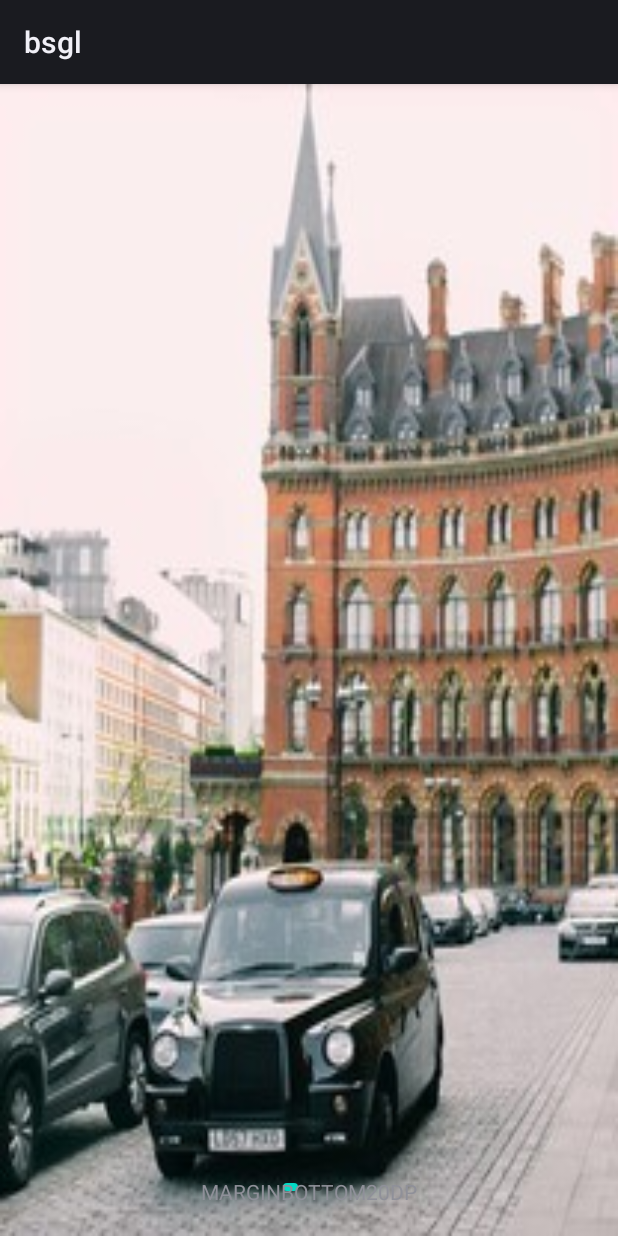
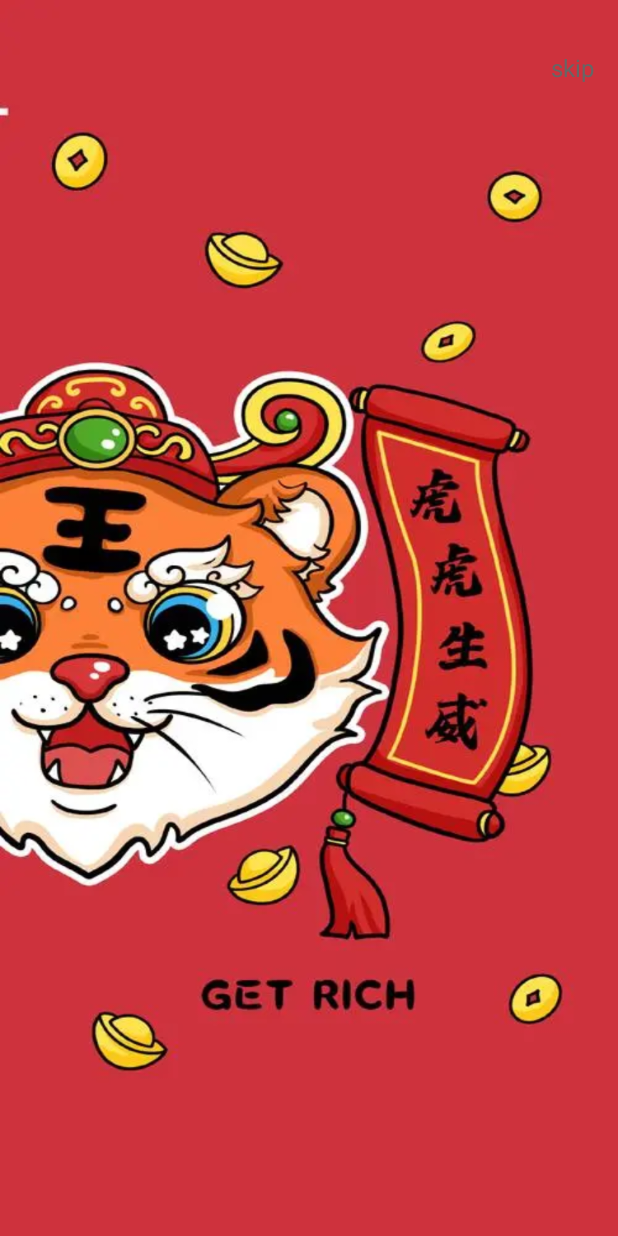
Before and after one commit to hfc123/bsgl, an Android app: the screen it shows after launch (MainActivity1), on a phone screen of 412 x 824 dp. Run offline under Robolectric (Android 15) with nearby library versions, the phone set to English and light mode, and no system bars; pictures from the network do not load.

Commit message:
引导页功能

```diff
--- a/app/src/main/AndroidManifest.xml
+++ b/app/src/main/AndroidManifest.xml
@@ -12,6 +12,7 @@
 
         <activity
             android:name=".MainActivity1"
+            android:theme="@style/TranslucentTheme"
           >
 
             <intent-filter>
--- a/app/src/main/java/com/hfc/bsgl/MainActivity1.java
+++ b/app/src/main/java/com/hfc/bsgl/MainActivity1.java
@@ -3,6 +3,7 @@ package com.hfc.bsgl;
 import android.os.Bundle;
 import android.support.annotation.Nullable;
 
+import com.hfc.libs.banner.guide.GuideActivity;
 import com.hfc.libs.banner.transformer3d.CubeTransformer;
 import com.hfc.libs.banner.view.FCBanner;
 import com.hfc.libs.test.TestActivity;
@@ -16,7 +17,7 @@ import java.util.List;
  * @email 284424243@qq.com
  * @date :2022/1/11 15:28
  **/
-public class MainActivity1 extends TestActivity {
+public class MainActivity1 extends GuideActivity {
 
 
     @Override
--- /dev/null
+++ b/libs/src/main/java/com/hfc/libs/banner/guide/FragmentAdapterT.java
@@ -0,0 +1,36 @@
+package com.hfc.libs.banner.guide;
+
+import android.support.v4.app.Fragment;
+import android.support.v4.app.FragmentManager;
+import android.support.v4.app.FragmentPagerAdapter;
+
+import java.util.List;
+
+/**
+ * @author hongfuchang
+ * @description:
+ * @email 284424243@qq.com
+ * @date :2022/1/14 18:14
+ **/
+public class FragmentAdapterT extends FragmentPagerAdapter {
+    List<GuideFragment>fs;
+
+    public FragmentAdapterT(FragmentManager fm, List<GuideFragment> fs) {
+        super(fm);
+        this.fs = fs;
+    }
+
+    public FragmentAdapterT(FragmentManager fm) {
+        super(fm);
+    }
+
+    @Override
+    public Fragment getItem(int i) {
+        return fs.get(i);
+    }
+
+    @Override
+    public int getCount() {
+        return fs.size();
+    }
+}
--- /dev/null
+++ b/libs/src/main/java/com/hfc/libs/banner/guide/GuideActivity.java
@@ -0,0 +1,107 @@
+package com.hfc.libs.banner.guide;
+
+import android.app.Activity;
+import android.os.Bundle;
+import android.support.annotation.IdRes;
+import android.support.annotation.LayoutRes;
+import android.support.annotation.Nullable;
+import android.support.v4.app.Fragment;
+import android.support.v4.app.FragmentActivity;
+import android.util.Log;
+import android.view.View;
+import android.view.ViewGroup;
+import android.view.ViewStub;
+
+import com.hfc.libs.R;
+import com.hfc.libs.banner.transformer3d.CubeTransformer;
+import com.hfc.libs.banner.view.FCBanner;
+import com.hfc.libs.fullscreen.FullScreenUtils;
+import com.hfc.libs.toast.IToast;
+
+import java.util.ArrayList;
+import java.util.Arrays;
+import java.util.List;
+
+/**
+ * @author hongfuchang
+ * @description:引导页框架（倒计时功能未加）
+ * @email 284424243@qq.com
+ * @date :2022/1/14 17:22
+ **/
+public  class GuideActivity extends FragmentActivity implements GuideInterface {
+    FCBanner hfcbanner;
+    ViewStub viewStub;
+
+    @Override
+    protected void onCreate(@Nullable Bundle savedInstanceState) {
+
+        super.onCreate(savedInstanceState);
+        setContentView(R.layout.guidelayout);
+        FullScreenUtils.setFullScreen(this);
+
+        hfcbanner =findViewById(R.id.hfcbanner);
+        viewStub =findViewById(R.id.skipview);
+
+        setSkipView(R.id.skip,R.layout.skipview);
+        initBanner();
+        setViewPagerAdapter();
+//        setSkipView(R.id.skip,R.layout.skipview);
+    }
+
+    //该方法只能替换一次
+    public void  setSkipView(@IdRes int inflatedId,@LayoutRes int layoutResource){
+    /*    if (viewStub.getParent()!=null)
+        ((ViewGroup) viewStub.getParent()).removeView(viewStub);*/
+        viewStub.setInflatedId(inflatedId);
+        viewStub.setLayoutResource(layoutResource);
+        View view = viewStub.inflate();
+        FullScreenUtils.fitsAllPadding(this,view);
+        view.setOnClickListener(new View.OnClickListener() {
+            @Override
+            public void onClick(View v) {
+                onSkipClick(v);
+            }
+        });
+    }
+
+    @Override
+    public void onSkipClick(View v) {
+        //todo
+        IToast.getInstance(this).showI("skip");
+    }
+
+    @Override
+    public void initBanner() {
+        List<Object> iis= new ArrayList<>();
+        iis.add(com.hfc.libs.R.drawable.bg1);
+        iis.add(com.hfc.libs.R.drawable.bg2);
+        iis.add(com.hfc.libs.R.drawable.bg3);
+        iis.add(com.hfc.libs.R.drawable.bg4);
+        hfcbanner.setBannerList(iis);
+//        hfcbanner.setTransformer(new CubeTransformer());
+        hfcbanner.setNeedIndicator(false);
+    }
+
+    @Override
+    public void setTransformer() {
+//        hfcbanner.setTransformer(new CubeTransformer());
+
+    }
+
+    @Override
+    public void setViewPager() {
+
+    }
+
+    @Override
+    public void setViewPagerAdapter() {
+        List<GuideFragment>fragments= Arrays.asList(new GuideFragment(),new GuideFragment(),new GuideFragment(),new GuideFragment(),new GuideFragment());
+        hfcbanner.getViewPager().setId(R.id.viewpager);
+        FragmentAdapterT adapterT =   new FragmentAdapterT(getSupportFragmentManager(),fragments);
+        hfcbanner.setNeedLoop(false);
+        hfcbanner.setcanAutoLoop(true);
+        hfcbanner.getViewPager()
+                .setAdapter(adapterT);
+        adapterT.notifyDataSetChanged();
+    }
+}
--- /dev/null
+++ b/libs/src/main/java/com/hfc/libs/banner/guide/GuideFragment.java
@@ -0,0 +1,28 @@
+package com.hfc.libs.banner.guide;
+
+import android.os.Bundle;
+import android.support.annotation.NonNull;
+import android.support.annotation.Nullable;
+import android.support.v4.app.Fragment;
+import android.view.LayoutInflater;
+import android.view.View;
+import android.view.ViewGroup;
+
+import com.hfc.libs.R;
+
+/**
+ * @author hongfuchang
+ * @description:
+ * @email 284424243@qq.com
+ * @date :2022/1/14 18:10
+ **/
+public class GuideFragment extends Fragment {
+
+
+    @Nullable
+    @Override
+    public View onCreateView(@NonNull LayoutInflater inflater, @Nullable ViewGroup container, @Nullable Bundle savedInstanceState) {
+        View view = inflater.inflate(R.layout.guidelayoutforfrag,container,false);
+        return view;
+    }
+}
--- /dev/null
+++ b/libs/src/main/java/com/hfc/libs/banner/guide/GuideInterface.java
@@ -0,0 +1,19 @@
+package com.hfc.libs.banner.guide;
+
+import android.content.DialogInterface;
+import android.view.View;
+
+/**
+ * @author hongfuchang
+ * @description:
+ * @email 284424243@qq.com
+ * @date :2022/1/14 17:58
+ **/
+public interface GuideInterface {
+    void onSkipClick(View v);
+    void initBanner();
+    void setTransformer();
+    void setViewPager();
+    void setViewPagerAdapter();
+
+}
--- a/libs/src/main/java/com/hfc/libs/banner/view/FCBanner.java
+++ b/libs/src/main/java/com/hfc/libs/banner/view/FCBanner.java
@@ -38,7 +38,8 @@ public class FCBanner extends RelativeLayout implements ViewPager.OnPageChangeLi
     private List<View> views = new ArrayList<>();
     private PagerAdapter pagerAdapter;
     private boolean isLoop;
-    private boolean canLoop;
+    private boolean canAutoLoop;
+    boolean needIndicator;
     private AutoRunable autoRunable = new AutoRunable(this);
     private float delaytime=2;//秒
     private ViewCreator viewCreator;
@@ -48,7 +49,7 @@ public class FCBanner extends RelativeLayout implements ViewPager.OnPageChangeLi
     public  FCBanner(Context context, AttributeSet attrs) {
         this(context, attrs,0);
     }
-
+    public  boolean needLoop=true;//是否需要循环；
     public FCBanner(Context context, AttributeSet attrs, int defStyleAttr) {
         super(context, attrs, defStyleAttr);
         initView();
@@ -68,7 +69,7 @@ public class FCBanner extends RelativeLayout implements ViewPager.OnPageChangeLi
 
     }
     public  void  startLoop(){
-        if (views.size()>1)
+        if (views.size()>1&&!isLoop)
         postDelayed(autoRunable, (long) (delaytime*1000));
     }
     private void initIndicator(PageIndicator pageIndicator) {
@@ -166,11 +167,14 @@ public class FCBanner extends RelativeLayout implements ViewPager.OnPageChangeLi
         switch (state) {
             case 0:
             case 1:
-                if (viewPager.getCurrentItem() == 0) {
-                    viewPager.setCurrentItem(viewPager.getAdapter().getCount() - 2, false);
-                } else if (viewPager.getCurrentItem() == viewPager.getAdapter().getCount() - 1) {
-                    viewPager.setCurrentItem(1, false);
+                if (needLoop){
+                    if (viewPager.getCurrentItem() == 0) {
+                        viewPager.setCurrentItem(viewPager.getAdapter().getCount() - 2, false);
+                    } else if (viewPager.getCurrentItem() == viewPager.getAdapter().getCount() - 1) {
+                        viewPager.setCurrentItem(1, false);
+                    }
                 }
+
                 break;
             case 2:
                 break;
@@ -188,14 +192,20 @@ public class FCBanner extends RelativeLayout implements ViewPager.OnPageChangeLi
         @Override
         public void run() {
             FCBanner banner = mBanner.get();
-            if (banner != null&&canLoop) {
+            if (banner != null&&canAutoLoop) {
                 isLoop=true;
+                if (!needLoop&&viewPager.getCurrentItem()==viewPager.getAdapter().getCount()-1){
+                    //不需要循环最后一个就停止
+                    return;
+                }
                 postDelayed(autoRunable, (long) (delaytime*1000));
                 int currentpage= viewPager.getCurrentItem();
-                if (currentpage==1)
+
+                if (currentpage==1&&canAutoLoop)
                 banner.getViewPager().setCurrentItem(++currentpage%viewPager.getAdapter().getCount(),false);
                 else
                 banner.getViewPager().setCurrentItem(++currentpage%viewPager.getAdapter().getCount(),true);
+
             }else {
                 isLoop =false;
             }
@@ -215,12 +225,12 @@ public class FCBanner extends RelativeLayout implements ViewPager.OnPageChangeLi
     public boolean dispatchTouchEvent(MotionEvent event) {
         switch (event.getAction()){
             case MotionEvent.ACTION_DOWN:
-                oldautorun = canLoop;
-                canLoop =false;
+                oldautorun = canAutoLoop;
+                canAutoLoop =false;
                 isLoop =false;
                 break;
             case MotionEvent.ACTION_UP:
-                canLoop =oldautorun;
+                canAutoLoop =oldautorun;
                 removeCallbacks(autoRunable);
                 postDelayed(autoRunable, (long) (delaytime*1000));
                 break;
@@ -236,7 +246,7 @@ public class FCBanner extends RelativeLayout implements ViewPager.OnPageChangeLi
     }
     //图片
     public void setBannerList(List<Object> list,boolean needLoop){
-        canLoop =needLoop;
+        canAutoLoop =needLoop;
         if (list==null||list.size()<=0){
             IToast.getInstance(getContext()).showI("列表为空");
             return;
@@ -262,7 +272,7 @@ public class FCBanner extends RelativeLayout implements ViewPager.OnPageChangeLi
     }
     //设置自定义的控件
     public void setBannerViewList(List<View> list,boolean needLoop){
-        canLoop =needLoop;
+        canAutoLoop =needLoop;
         if (list==null||list.size()<=0){
             IToast.getInstance(getContext()).showI("列表为空");
             return;
@@ -289,7 +299,7 @@ public class FCBanner extends RelativeLayout implements ViewPager.OnPageChangeLi
         pagerAdapter.notifyDataSetChanged();
         viewPager.setCurrentItem(currentItem);
 
-        if (canLoop){
+        if (canAutoLoop){
             postDelayed(autoRunable, (long) (delaytime*1000));
         }
     }
@@ -305,12 +315,13 @@ public class FCBanner extends RelativeLayout implements ViewPager.OnPageChangeLi
         this.viewCreator = viewCreator;
     }
 
-    public boolean isCanLoop() {
-        return canLoop;
+    public boolean iscanAutoLoop() {
+        return canAutoLoop;
     }
 
-    public void setCanLoop(boolean canLoop) {
-        this.canLoop = canLoop;
+    public void setcanAutoLoop(boolean canAutoLoop) {
+        this.canAutoLoop = canAutoLoop;
+        startLoop();
     }
 
     public void  setViewPagerTransformer(){
@@ -330,4 +341,31 @@ public class FCBanner extends RelativeLayout implements ViewPager.OnPageChangeLi
     public HFCPagerTransformer getPagerTransformer(){
         return transformer;
     }
+
+    public boolean isNeedIndicator() {
+        return needIndicator;
+    }
+
+    public void setNeedIndicator(boolean needIndicator) {
+        this.needIndicator = needIndicator;
+       // ((View) pageIndicator).setVisibility(View.GONE);
+        if (!needIndicator)
+        removeView((View) pageIndicator);
+    }
+
+    public float getDelaytime() {
+        return delaytime;
+    }
+
+    public void setDelaytime(float delaytime) {
+        this.delaytime = delaytime;
+    }
+
+    public boolean isNeedLoop() {
+        return needLoop;
+    }
+
+    public void setNeedLoop(boolean needLoop) {
+        this.needLoop = needLoop;
+    }
 }
--- a/libs/src/main/java/com/hfc/libs/fullscreen/FullScreenUtils.java
+++ b/libs/src/main/java/com/hfc/libs/fullscreen/FullScreenUtils.java
@@ -17,6 +17,8 @@ import android.view.View;
 import android.view.ViewGroup;
 import android.view.WindowManager;
 import android.widget.LinearLayout;
+
+import com.hfc.libs.R;
 import com.hfc.libs.exception.NoDecorChildViewException;
 import static com.hfc.libs.fullscreen.StatusBarsUtil.getNavigationBarHeight;
 import static com.hfc.libs.fullscreen.StatusBarsUtil.getStatusBarHeight;
@@ -28,7 +30,11 @@ import static com.hfc.libs.fullscreen.StatusBarsUtil.getStatusBarHeight;
  * @date :2022/1/7 10:35
  **/
 public class FullScreenUtils {
+    public static  void setFullScreen(@NonNull Activity activity){
+      //super.oncreate之前设置  activity.setTheme(R.style.TranslucentTheme);
 
+       setFullScreen(activity, R.color.transtport,true,false);
+    }
     public static  void setFullScreen(@NonNull Activity activity, @ColorRes int color,boolean bgfitwindow,boolean viewfitwindow){
         if (Build.VERSION.SDK_INT >= Build.VERSION_CODES.LOLLIPOP) {
             setFullScreen21(activity,color,bgfitwindow,viewfitwindow);
@@ -129,7 +135,17 @@ public class FullScreenUtils {
             super(context, attrs, defStyleAttr, defStyleRes);
         }
     }
-
+    /**
+     * 适应系统窗口（状态栏与导航栏）
+     * <p>
+     * 不会重置原有Padding
+     *
+     * @param activity Activity对象
+     * @param views    适应窗口的View
+     */
+    public static void fitsAllPadding(Activity activity, View... views) {
+        fitsPadding(activity, true, true, false, views);
+    }
     /**
      * 适应系统窗口（PaddingTop & PaddingBottom）
      *
--- /dev/null
+++ b/libs/src/main/res/layout/guidelayout.xml
@@ -0,0 +1,25 @@
+<?xml version="1.0" encoding="utf-8"?>
+<LinearLayout xmlns:android="http://schemas.android.com/apk/res/android"
+    android:orientation="vertical" android:layout_width="match_parent"
+    android:layout_height="match_parent">
+    <RelativeLayout
+        android:layout_width="match_parent"
+        android:layout_height="match_parent">
+
+        <com.hfc.libs.banner.view.FCBanner
+            android:id="@+id/hfcbanner"
+            android:layout_width="match_parent"
+            android:layout_height="match_parent">
+
+        </com.hfc.libs.banner.view.FCBanner>
+        <ViewStub
+            android:id="@+id/skipview"
+            android:layout_width="wrap_content"
+            android:layout_height="wrap_content"
+           android:layout_alignParentRight="true"
+            >
+
+        </ViewStub>
+    </RelativeLayout>
+
+</LinearLayout>
--- /dev/null
+++ b/libs/src/main/res/layout/guidelayoutforfrag.xml
@@ -0,0 +1,11 @@
+<?xml version="1.0" encoding="utf-8"?>
+<LinearLayout xmlns:android="http://schemas.android.com/apk/res/android"
+    android:orientation="vertical" android:layout_width="match_parent"
+    android:layout_height="match_parent">
+    <ImageView
+        android:layout_width="match_parent"
+        android:layout_height="match_parent"
+        android:scaleType="fitXY"
+        android:src="@drawable/bg3"
+        ></ImageView>
+</LinearLayout>
--- /dev/null
+++ b/libs/src/main/res/layout/skipview.xml
@@ -0,0 +1,12 @@
+<?xml version="1.0" encoding="utf-8"?>
+<LinearLayout xmlns:android="http://schemas.android.com/apk/res/android"
+    android:orientation="vertical" android:layout_width="match_parent"
+    android:layout_height="match_parent">
+    <TextView
+        android:layout_width="wrap_content"
+        android:layout_height="wrap_content"
+        android:text="skip"
+        android:id="@+id/skip"
+        style="@style/TestTextStyle"
+        ></TextView>
+</LinearLayout>
--- /dev/null
+++ b/libs/src/main/res/values/ids.xml
@@ -0,0 +1,4 @@
+<?xml version="1.0" encoding="utf-8"?>
+<resources>
+    <item name="viewpager" type="id" />
+</resources>
```
